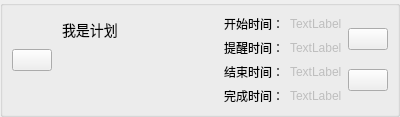
The window that SHOW/plan.ui (MARKZERO2002/MZPlanClientWin) describes before a commit, drawn with Qt 5.
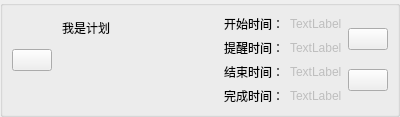
The same window after the commit. Icons and pictures are not drawn.

The edit to the form file:
```diff
--- a/SHOW/plan.ui
+++ b/SHOW/plan.ui
@@ -13,6 +13,23 @@
   <property name="windowTitle">
    <string>Form</string>
   </property>
+  <property name="styleSheet">
+   <string notr="true">QTextEdit{
+background-color: rgba(255, 255, 255, 0);
+border: 0px;
+font: 12px;
+}
+QLabel{
+font:12px;
+}
+QPushButton:hover{
+	background-color: rgba(0, 255, 127, 120);
+}
+#deleteBtn:hover{
+	
+	background-color: rgba(255, 0, 0, 120);
+}</string>
+  </property>
   <layout class="QHBoxLayout" name="horizontalLayout">
    <property name="spacing">
     <number>0</number>
@@ -70,8 +87,7 @@
          </sizepolicy>
         </property>
         <property name="styleSheet">
-         <string notr="true">background-color: rgba(255, 255, 255, 0);
-border: 0px;</string>
+         <string notr="true"/>
         </property>
         <property name="readOnly">
          <bool>true</bool>
@@ -83,8 +99,8 @@
 hr { height: 1px; border-width: 0; }
 li.unchecked::marker { content: &quot;\2610&quot;; }
 li.checked::marker { content: &quot;\2612&quot;; }
-&lt;/style&gt;&lt;/head&gt;&lt;body style=&quot; font-family:'Microsoft YaHei UI'; font-size:9pt; font-weight:400; font-style:normal;&quot;&gt;
-&lt;p style=&quot; margin-top:0px; margin-bottom:0px; margin-left:0px; margin-right:0px; -qt-block-indent:0; text-indent:0px;&quot;&gt;&lt;span style=&quot; font-size:14px;&quot;&gt;我是计划&lt;/span&gt;&lt;/p&gt;&lt;/body&gt;&lt;/html&gt;</string>
+&lt;/style&gt;&lt;/head&gt;&lt;body style=&quot; font-family:'Microsoft YaHei UI'; font-size:12px; font-weight:400; font-style:normal;&quot;&gt;
+&lt;p style=&quot; margin-top:0px; margin-bottom:0px; margin-left:0px; margin-right:0px; -qt-block-indent:0; text-indent:0px;&quot;&gt;&lt;span style=&quot; font-size:9pt;&quot;&gt;我是计划&lt;/span&gt;&lt;/p&gt;&lt;/body&gt;&lt;/html&gt;</string>
         </property>
        </widget>
       </item>
```
